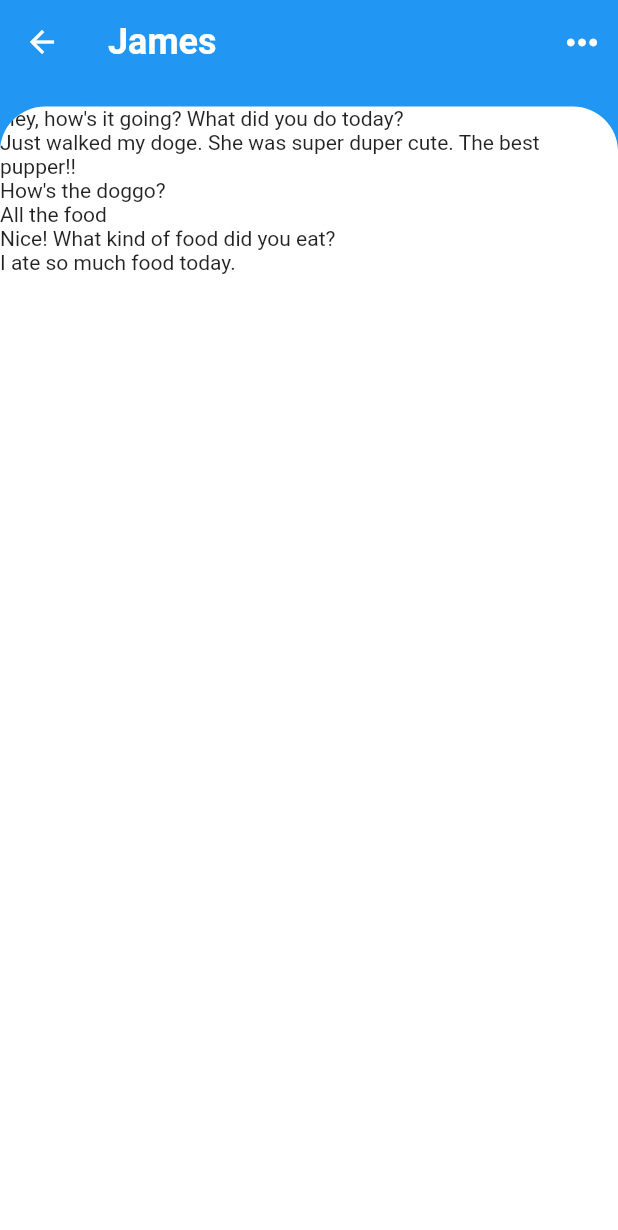
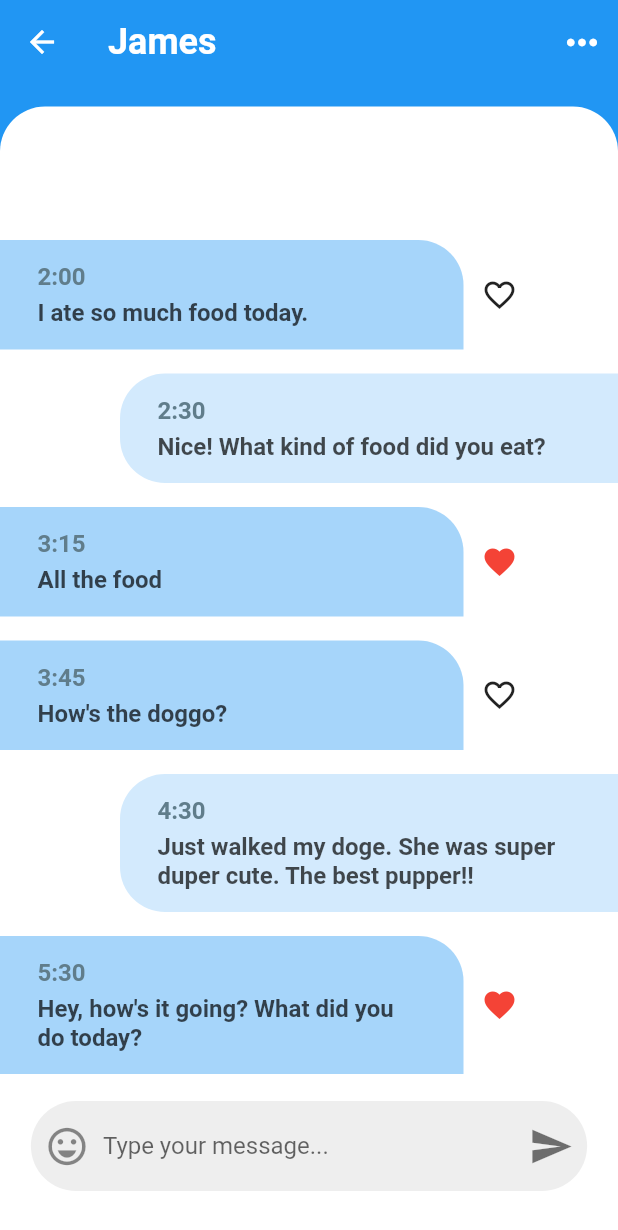
Before and after one commit to kalanchik/Flutter_Projects, a Flutter app: the screen it shows after launch, after a tap on "James", on a phone screen of 412 x 824 dp. Shown: the top 1230 px of the screen. Run offline on Flutter 3.47's test engine with Material 2 defaults, Android fonts, the phone set to English and light mode, and no system bars; our stand-ins replace auto_route, carousel_slider, emoji_picker_flutter, iconsax, material_design_icons_flutter, smooth_page_indicator; statements that could not run were skipped.

Commit message:
Add Chat Screen UI
Add Chat Screen UI and emoji_picker

```diff
--- a/chat_app/lib/models/message_model.dart
+++ b/chat_app/lib/models/message_model.dart
@@ -120,42 +120,42 @@ List<Message> chats = [
 List<Message> messages = [
   Message(
     sender: james,
-    time: '5:30 PM',
+    time: '5:30',
     text: 'Hey, how\'s it going? What did you do today?',
     isLiked: true,
     unread: true,
   ),
   Message(
     sender: currentUser,
-    time: '4:30 PM',
+    time: '4:30',
     text: 'Just walked my doge. She was super duper cute. The best pupper!!',
     isLiked: false,
     unread: true,
   ),
   Message(
     sender: james,
-    time: '3:45 PM',
+    time: '3:45',
     text: 'How\'s the doggo?',
     isLiked: false,
     unread: true,
   ),
   Message(
     sender: james,
-    time: '3:15 PM',
+    time: '3:15',
     text: 'All the food',
     isLiked: true,
     unread: true,
   ),
   Message(
     sender: currentUser,
-    time: '2:30 PM',
+    time: '2:30',
     text: 'Nice! What kind of food did you eat?',
     isLiked: false,
     unread: true,
   ),
   Message(
     sender: james,
-    time: '2:00 PM',
+    time: '2:00',
     text: 'I ate so much food today.',
     isLiked: false,
     unread: true,
--- a/chat_app/lib/screens/chats/view/chats_screen.dart
+++ b/chat_app/lib/screens/chats/view/chats_screen.dart
@@ -1,7 +1,11 @@
 import 'package:auto_route/auto_route.dart';
 import 'package:chat_app/models/message_model.dart';
 import 'package:chat_app/models/user_model.dart';
+import 'package:emoji_picker_flutter/emoji_picker_flutter.dart';
+import 'package:flutter/foundation.dart' as foundation;
 import 'package:flutter/material.dart';
+
+import '../widgets/messages.dart';
 
 @RoutePage()
 class ChatsScreen extends StatefulWidget {
@@ -13,6 +17,46 @@ class ChatsScreen extends StatefulWidget {
 }
 
 class _ChatsScreenState extends State<ChatsScreen> {
+  final TextEditingController _controller = TextEditingController();
+  bool emojiShowing = false;
+
+  final _emojiConfig = Config(
+    columns: 7,
+    emojiSizeMax: 32 *
+        (foundation.defaultTargetPlatform == TargetPlatform.iOS ? 1.30 : 1.0),
+    verticalSpacing: 0,
+    horizontalSpacing: 0,
+    gridPadding: EdgeInsets.zero,
+    initCategory: Category.RECENT,
+    bgColor: const Color(0xFFF2F2F2),
+    indicatorColor: Colors.blue,
+    iconColor: Colors.grey,
+    iconColorSelected: Colors.blue,
+    backspaceColor: Colors.blue,
+    skinToneDialogBgColor: Colors.white,
+    skinToneIndicatorColor: Colors.grey,
+    enableSkinTones: true,
+    recentTabBehavior: RecentTabBehavior.RECENT,
+    recentsLimit: 28,
+    replaceEmojiOnLimitExceed: false,
+    noRecents: const Text(
+      'No Recents',
+      style: TextStyle(fontSize: 20, color: Colors.black26),
+      textAlign: TextAlign.center,
+    ),
+    loadingIndicator: const SizedBox.shrink(),
+    tabIndicatorAnimDuration: kTabScrollDuration,
+    categoryIcons: const CategoryIcons(),
+    buttonMode: ButtonMode.MATERIAL,
+    checkPlatformCompatibility: true,
+  );
+
+  @override
+  void dispose() {
+    _controller.dispose();
+    super.dispose();
+  }
+
   @override
   Widget build(BuildContext context) {
     return Scaffold(
@@ -55,14 +99,87 @@ class _ChatsScreenState extends State<ChatsScreen> {
                   topRight: Radius.circular(30),
                 ),
                 child: ListView.builder(
+                  reverse: true,
+                  padding: const EdgeInsets.only(top: 20),
                   itemCount: messages.length,
                   itemBuilder: (context, index) {
-                    return Text(messages[index].text);
+                    final Message message = messages[index];
+                    final bool isMe = message.sender.id == currentUser.id;
+                    return buildMessage(
+                      message: message,
+                      isMe: isMe,
+                      context: context,
+                    );
                   },
                 ),
               ),
             ),
           ),
+          Container(
+            color: Colors.white,
+            height: 80,
+            padding: const EdgeInsets.symmetric(horizontal: 5),
+            child: Row(
+              mainAxisAlignment: MainAxisAlignment.center,
+              children: [
+                Container(
+                  width: MediaQuery.of(context).size.width * 0.9,
+                  height: 60,
+                  decoration: BoxDecoration(
+                    color: Colors.grey.shade200,
+                    borderRadius: BorderRadius.circular(30),
+                  ),
+                  child: Row(
+                    children: [
+                      IconButton(
+                        onPressed: () {
+                          setState(() {
+                            emojiShowing = !emojiShowing;
+                          });
+                        },
+                        icon: const Icon(
+                          Icons.emoji_emotions_outlined,
+                          size: 30,
+                          color: Colors.black45,
+                        ),
+                      ),
+                      Expanded(
+                        child: TextFormField(
+                          controller: _controller,
+                          decoration: const InputDecoration(
+                            border: InputBorder.none,
+                            hintText: "Type your message...",
+                          ),
+                        ),
+                      ),
+                      IconButton(
+                        onPressed: () {},
+                        icon: const Icon(
+                          Icons.send,
+                          color: Colors.black54,
+                          size: 30,
+                        ),
+                      ),
+                    ],
+                  ),
+                ),
+              ],
+            ),
+          ),
+          Offstage(
+            offstage: !emojiShowing,
+            child: SizedBox(
+              height: 250,
+              child: EmojiPicker(
+                textEditingController: _controller,
+                config: _emojiConfig,
+              ),
+            ),
+          ),
+          Container(
+            height: 20,
+            color: Colors.white,
+          )
         ],
       ),
     );
--- /dev/null
+++ b/chat_app/lib/screens/chats/view/custom_form_field.dart
@@ -0,0 +1,57 @@
+import 'package:flutter/material.dart';
+
+class CustomFormField extends StatelessWidget {
+  const CustomFormField({
+    super.key,
+  });
+
+  @override
+  Widget build(BuildContext context) {
+    return Container(
+      color: Colors.white,
+      height: 80,
+      padding: const EdgeInsets.symmetric(horizontal: 5),
+      child: Row(
+        mainAxisAlignment: MainAxisAlignment.center,
+        children: [
+          Container(
+            width: MediaQuery.of(context).size.width * 0.9,
+            height: 60,
+            decoration: BoxDecoration(
+              color: Colors.grey.shade200,
+              borderRadius: BorderRadius.circular(30),
+            ),
+            child: Row(
+              children: [
+                IconButton(
+                  onPressed: () {},
+                  icon: const Icon(
+                    Icons.emoji_emotions_outlined,
+                    size: 30,
+                    color: Colors.black45,
+                  ),
+                ),
+                Expanded(
+                  child: TextFormField(
+                    decoration: const InputDecoration(
+                      border: InputBorder.none,
+                      hintText: "Type your message...",
+                    ),
+                  ),
+                ),
+                IconButton(
+                  onPressed: () {},
+                  icon: const Icon(
+                    Icons.send,
+                    color: Colors.black54,
+                    size: 30,
+                  ),
+                ),
+              ],
+            ),
+          ),
+        ],
+      ),
+    );
+  }
+}
--- /dev/null
+++ b/chat_app/lib/screens/chats/widgets/messages.dart
@@ -0,0 +1,80 @@
+import 'package:flutter/material.dart';
+
+import '../../../models/message_model.dart';
+
+Widget buildMessage({
+  required Message message,
+  required bool isMe,
+  required BuildContext context,
+}) {
+  final Container msg = Container(
+    width: MediaQuery.of(context).size.width * 0.75,
+    margin: isMe
+        ? const EdgeInsets.only(
+            top: 8,
+            bottom: 8,
+            left: 80,
+          )
+        : const EdgeInsets.only(
+            top: 8,
+            bottom: 8,
+          ),
+    padding: const EdgeInsets.symmetric(horizontal: 25, vertical: 15),
+    decoration: BoxDecoration(
+      color: isMe ? Colors.blue.withOpacity(0.2) : Colors.blue.withOpacity(0.4),
+      borderRadius: isMe
+          ? const BorderRadius.only(
+              topLeft: Radius.circular(30),
+              bottomLeft: Radius.circular(30),
+            )
+          : const BorderRadius.only(
+              topRight: Radius.circular(30),
+            ),
+    ),
+    child: Column(
+      crossAxisAlignment: CrossAxisAlignment.start,
+      children: [
+        Text(
+          message.time,
+          style: const TextStyle(
+            color: Colors.blueGrey,
+            fontSize: 16,
+            fontWeight: FontWeight.w600,
+          ),
+        ),
+        const SizedBox(
+          height: 5,
+        ),
+        Text(
+          message.text,
+          style: TextStyle(
+            color: Colors.black87.withOpacity(0.7),
+            fontSize: 16,
+            fontWeight: FontWeight.w600,
+          ),
+        ),
+      ],
+    ),
+  );
+  if (isMe) {
+    return msg;
+  }
+  return Row(
+    children: [
+      msg,
+      isMe
+          ? const SizedBox.shrink()
+          : IconButton(
+              onPressed: () {},
+              icon: message.isLiked
+                  ? const Icon(
+                      Icons.favorite,
+                      color: Colors.red,
+                    )
+                  : const Icon(
+                      Icons.favorite_outline,
+                    ),
+            ),
+    ],
+  );
+}
--- a/chat_app/lib/screens/home/widgets/last_chats.dart
+++ b/chat_app/lib/screens/home/widgets/last_chats.dart
@@ -27,7 +27,6 @@ class LastChats extends StatelessWidget {
               return GestureDetector(
                 onTap: () {
                   AutoRouter.of(context).push(ChatsRoute(user: chat.sender));
-                  print("CLick");
                 },
                 child: Container(
                   padding:
--- a/chat_app/pubspec.yaml
+++ b/chat_app/pubspec.yaml
@@ -36,6 +36,8 @@ dependencies:
   # Use with the CupertinoIcons class for iOS style icons.
   cupertino_icons: ^1.0.2
   auto_route: ^7.8.3
+  material_design_icons_flutter: ^7.0.7296
+  emoji_picker_flutter: ^1.6.1
 
 dev_dependencies:
   flutter_test:
```
Also changed, not shown: chat_app/pubspec.lock, 14 other files.
